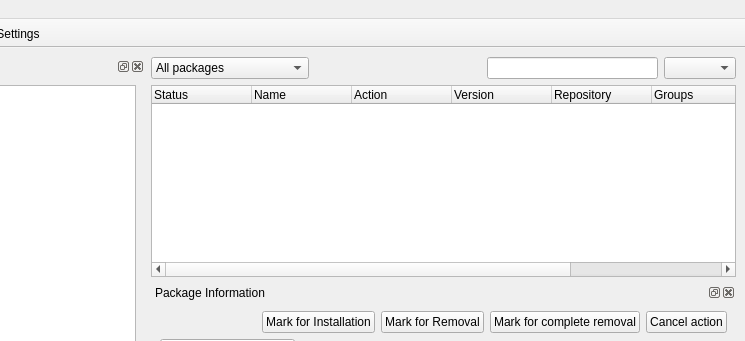
First picture: the form in trunk/ui/MainWindow.ui, repository drf/shaman1, before the edit; both pictures show x 450 to 1195 and y 0 to 341 of the 1195 by 722 pixel window.
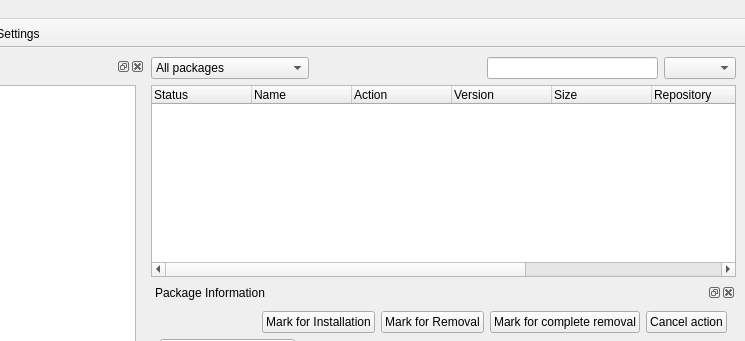
Second picture: the form after the edit. Icons and pictures are not drawn.

```diff
--- a/trunk/ui/MainWindow.ui
+++ b/trunk/ui/MainWindow.ui
@@ -139,6 +139,11 @@
           <string>Version</string>
          </property>
         </column>
+        <column>
+         <property name="text" >
+          <string>Size</string>
+         </property>
+        </column>
         <column>
          <property name="text" >
           <string>Repository</string>
```
